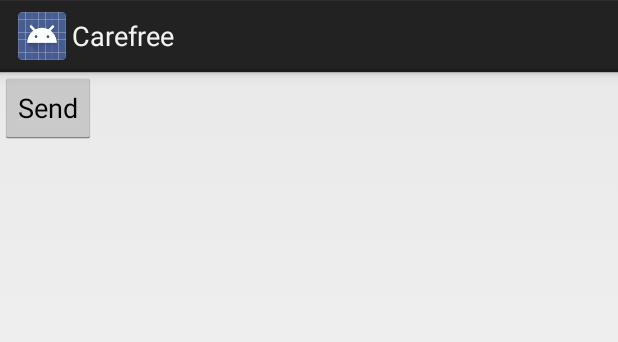
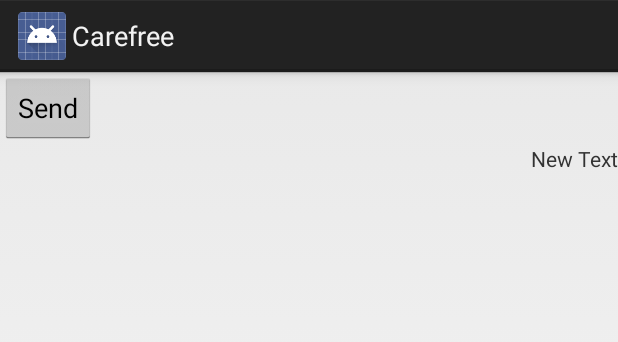
Before and after one commit to Ethanator/Carefree, an Android app: the layout widget_design.xml on its own in the app's theme, with its tools: preview values and no code run, on a phone screen of 412 x 824 dp. Shown: the top 342 px of the screen. Run offline under Robolectric (Android 15) with nearby library versions, the phone set to English and light mode, and no system bars.

Commit message:
Used Text View to display information on widget

```diff
--- a/CarefreeAndroid/README.md/Carefree/src/main/AndroidManifest.xml
+++ b/CarefreeAndroid/README.md/Carefree/src/main/AndroidManifest.xml
@@ -32,8 +32,6 @@
             <meta-data android:name="android.appwidget.provider"
                 android:resource="@xml/widget_example" />
         </receiver>
-        <service android:name="WidgetService"
-            android:permission="android.permission.BIND_REMOTEVIEWS" />
     </application>
 
 
--- a/CarefreeAndroid/README.md/Carefree/src/main/res/layout/widget_design.xml
+++ b/CarefreeAndroid/README.md/Carefree/src/main/res/layout/widget_design.xml
@@ -10,10 +10,12 @@
         android:layout_height="wrap_content"
         android:text="@string/button_send"/>
 
-    <ListView
-        android:layout_width="match_parent"
-        android:layout_height="40dp"
-        android:id="@+id/listViewWidget" />
+    <TextView
+        android:layout_width="wrap_content"
+        android:layout_height="wrap_content"
+        android:text="New Text"
+        android:id="@+id/textView"
+        android:layout_gravity="right" />
 
     <TextView
         android:id="@+id/empty_view"
@@ -22,7 +24,6 @@
         android:gravity="center"
         android:text="@string/empty_string"
         android:textColor="#ffffff"
-        android:textSize="20sp"
-        android:visibility="gone" />
+        android:textSize="20sp"/>
 
 </LinearLayout>
--- a/CarefreeAndroid/README.md/Carefree/src/main/res/values/strings.xml
+++ b/CarefreeAndroid/README.md/Carefree/src/main/res/values/strings.xml
@@ -8,7 +8,7 @@
     <string name="button_send">Send</string>
     <string name="title_activity_main">MainActivity</string>
     <string name="title_activity_display_message">DisplayMessageActivity</string>
-    <string name="empty_string">N/A</string>
+    <string name="empty_string">There is no data still</string>
 
 
 </resources>
```
Also changed, not shown: CarefreeAndroid/README.md/Carefree/src/main/java/com/carefree/carefree/ExampleAppWidgetProvider.java (+5 -29 lines).
